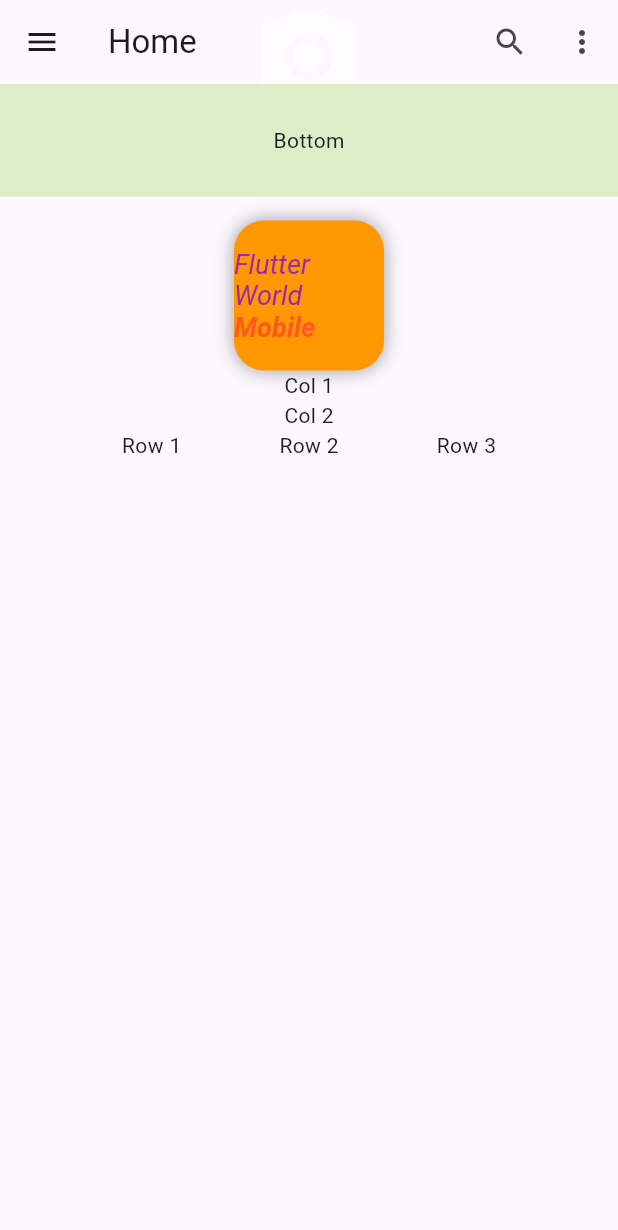
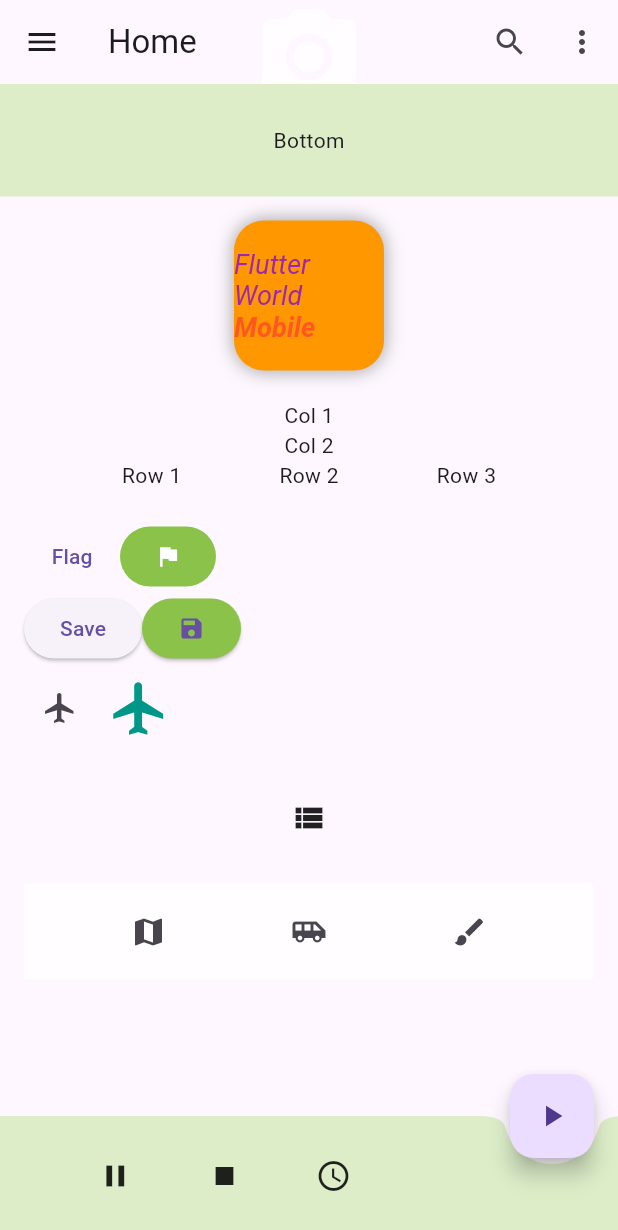
Before and after one commit to rhmn-rkjt/l200230130_widgets, a Flutter app: the screen it shows after launch, on a phone screen of 412 x 824 dp. Shown: the top 1230 px of the screen. Run offline on Flutter 3.47's test engine with Material 3 defaults, Android fonts, the light colour scheme and no system bars.

Commit message:
Demo 2 Buttons

```diff
--- a/lib/main.dart
+++ b/lib/main.dart
@@ -7,18 +7,33 @@
 class MyApp extends StatelessWidget {
   const MyApp({super.key});
 
-  // This widget is the root of your application.
   @override
   Widget build(BuildContext context) {
     return MaterialApp(
       title: 'Flutter Demo',
-      theme: ThemeData(
-        primarySwatch: Colors.lightGreen,
-      ),
+      theme: ThemeData(primarySwatch: Colors.lightGreen),
       home: Home(),
     );
   }
 }
+
+class TodoMenuItem {
+  final String title;
+  final Icon icon;
+
+  TodoMenuItem({required this.title, required this.icon});
+}
+
+List<TodoMenuItem> foodMenuList = [
+  TodoMenuItem(
+    title: 'Fast Food',
+    icon: Icon(Icons.fastfood),
+  ),
+  TodoMenuItem(
+    title: 'Flight',
+    icon: Icon(Icons.flight),
+  ),
+];
 
 class Home extends StatefulWidget {
   @override
@@ -71,7 +86,6 @@
             child: Column(
               children: <Widget>[
 
-                // Container, RichText
                 Container(
                   height: 100,
                   width: 100,
@@ -79,10 +93,7 @@
                     borderRadius: BorderRadius.circular(20),
                     color: Colors.orange,
                     boxShadow: [
-                      BoxShadow(
-                        color: Colors.grey,
-                        blurRadius: 10,
-                      )
+                      BoxShadow(color: Colors.grey, blurRadius: 10)
                     ],
                   ),
                   child: Center(
@@ -101,12 +112,14 @@
                               color: Colors.deepOrange,
                               fontWeight: FontWeight.bold,
                             ),
-                          ),
+                          )
                         ],
                       ),
                     ),
                   ),
                 ),
+
+                SizedBox(height: 20),
 
                 // Column, Row
                 Column(
@@ -124,11 +137,137 @@
                   ],
                 ),
 
+                SizedBox(height: 20),
+
+                // Flat Buttons versi terbaru Flutter jadi Text Button
+                Row(
+                  children: [
+                    TextButton(
+                      onPressed: () {},
+                      child: Text('Flag'),
+                    ),
+                    TextButton(
+                      onPressed: () {},
+                      child: Icon(Icons.flag),
+                      style: TextButton.styleFrom(
+                        backgroundColor: Colors.lightGreen,
+                        foregroundColor: Colors.white,
+                      ),
+                    ),
+                  ],
+                ),
+
+                // RaisedButton versi terbaru Flutter jadi ElevatedButton
+                Row(
+                  children: [
+                    ElevatedButton(
+                      onPressed: () {},
+                      child: Text('Save'),
+                    ),
+                    ElevatedButton(
+                      onPressed: () {},
+                      child: Icon(Icons.save),
+                      style: ElevatedButton.styleFrom(
+                        backgroundColor: Colors.lightGreen,
+                      ),
+                    ),
+                  ],
+                ),
+
+                // IconButton
+                Row(
+                  children: [
+                    IconButton(
+                      onPressed: () {},
+                      icon: Icon(Icons.flight),
+                    ),
+                    IconButton(
+                      onPressed: () {},
+                      icon: Icon(Icons.flight),
+                      iconSize: 42,
+                      color: Colors.teal,
+                      tooltip: 'Flight',
+                    ),
+                  ],
+                ),
+
+                SizedBox(height: 20),
+
+                // PopupMenuButton
+                PopupMenuButton<TodoMenuItem>(
+                  icon: Icon(Icons.view_list),
+                  onSelected: (val) {
+                    print(val.title);
+                  },
+                  itemBuilder: (context) {
+                    return foodMenuList.map((item) {
+                      return PopupMenuItem<TodoMenuItem>(
+                        value: item,
+                        child: Row(
+                          children: [
+                            Icon(item.icon.icon),
+                            Padding(
+                              padding: EdgeInsets.all(8),
+                            ),
+                            Text(item.title),
+                          ],
+                        ),
+                      );
+                    }).toList();
+                  },
+                ),
+
+                SizedBox(height: 20),
+
+                // Button Bar
+                Container(
+                  color: Colors.white70,
+                  child: ButtonBar(
+                    alignment: MainAxisAlignment.spaceEvenly,
+                    children: [
+                      IconButton(
+                        icon: Icon(Icons.map),
+                        onPressed: () {},
+                      ),
+                      IconButton(
+                        icon: Icon(Icons.airport_shuttle),
+                        onPressed: () {},
+                      ),
+                      IconButton(
+                        icon: Icon(Icons.brush),
+                        onPressed: () {},
+                      ),
+                    ],
+                  ),
+                ),
+
               ],
             ),
           ),
         ),
       ),
+
+      // Floating Action Button
+      floatingActionButtonLocation: FloatingActionButtonLocation.endDocked,
+      floatingActionButton: FloatingActionButton(
+        onPressed: () {},
+        child: Icon(Icons.play_arrow),
+      ),
+
+      // Bottom Bar
+      bottomNavigationBar: BottomAppBar(
+        shape: CircularNotchedRectangle(),
+        color: Colors.lightGreen.shade100,
+        child: Row(
+          mainAxisAlignment: MainAxisAlignment.spaceEvenly,
+          children: <Widget>[
+            Icon(Icons.pause),
+            Icon(Icons.stop),
+            Icon(Icons.access_time),
+            Padding(padding: EdgeInsets.all(32.0)),
+          ],
+        ),
+      ),
     );
   }
 }
```
